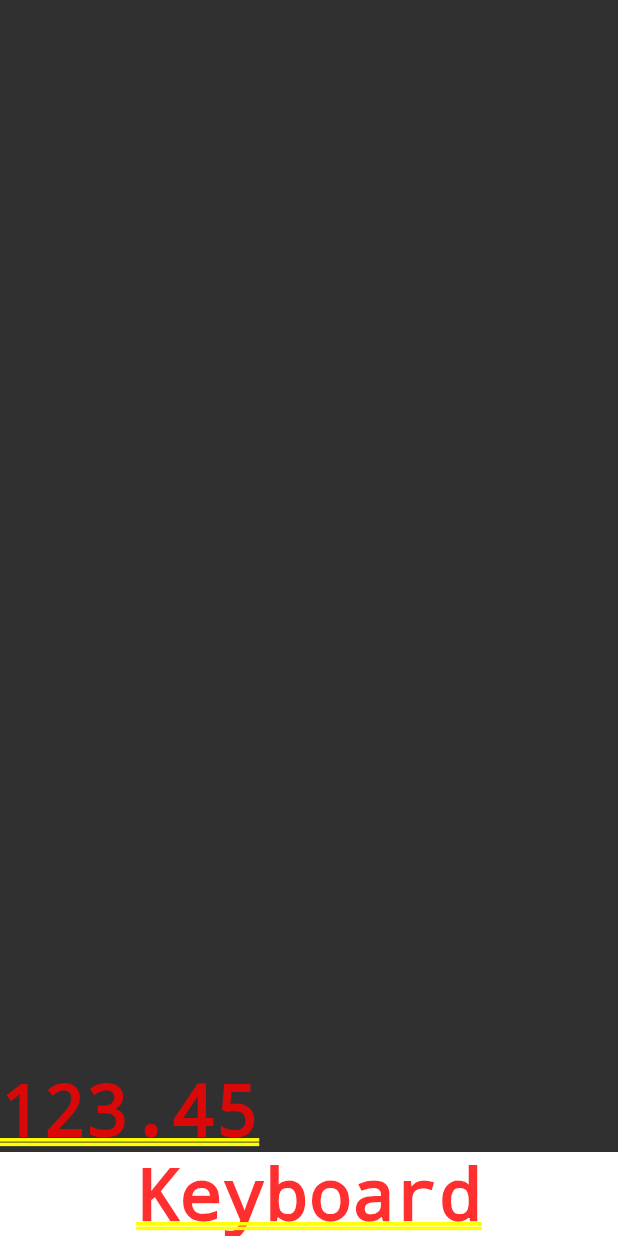
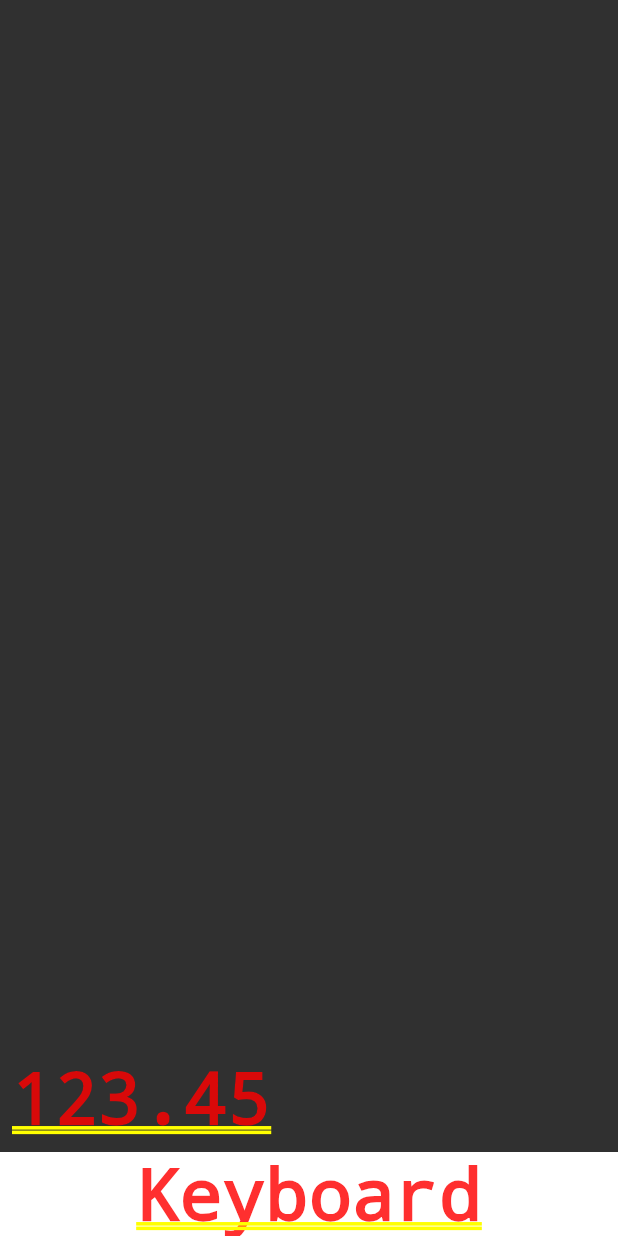
Before and after one commit to JonathanSias/flutter4fun, a Flutter app: the screen it shows after launch, on a phone screen of 412 x 824 dp. Run offline on Flutter 3.47's test engine with Material 2 defaults, Android fonts, the phone set to English and light mode, and no system bars.

Commit message:
update component

```diff
--- a/calculator/lib/components/display.dart
+++ b/calculator/lib/components/display.dart
@@ -13,7 +13,10 @@ class Display extends StatelessWidget {
           mainAxisAlignment: MainAxisAlignment.end,
           crossAxisAlignment: CrossAxisAlignment.stretch,
           children: <Widget>[
-            Text(text),
+            Padding(
+              padding: const EdgeInsets.all(8.0),
+              child: Text(text),
+            ),
           ],
         ),
       ),
```
